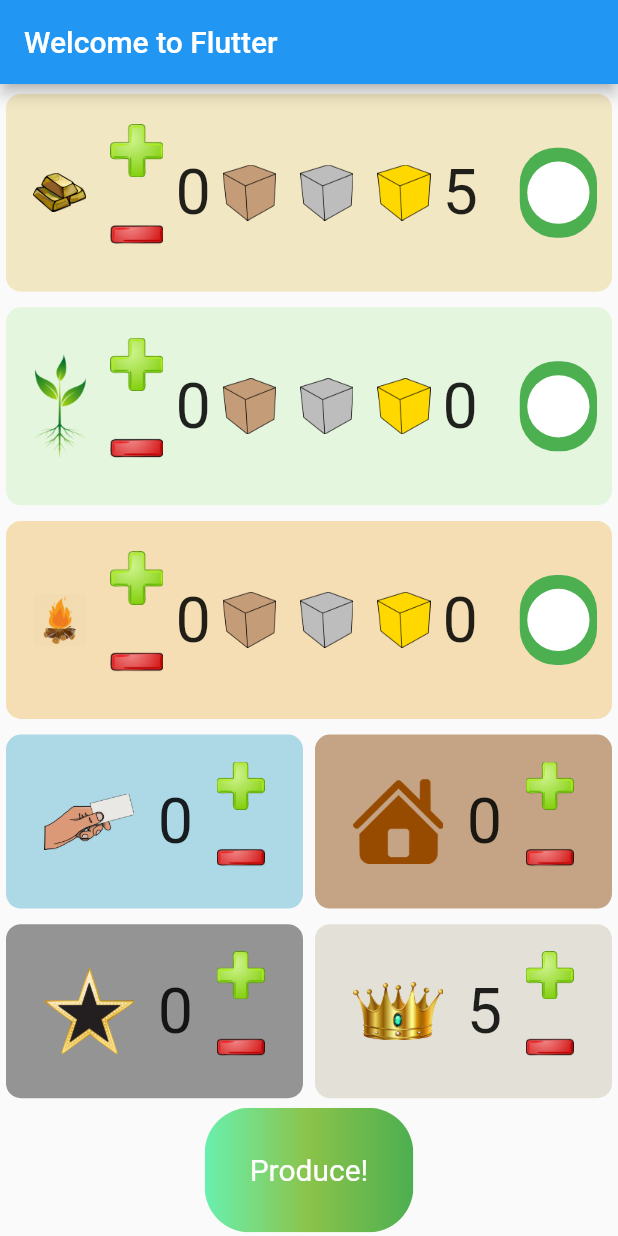
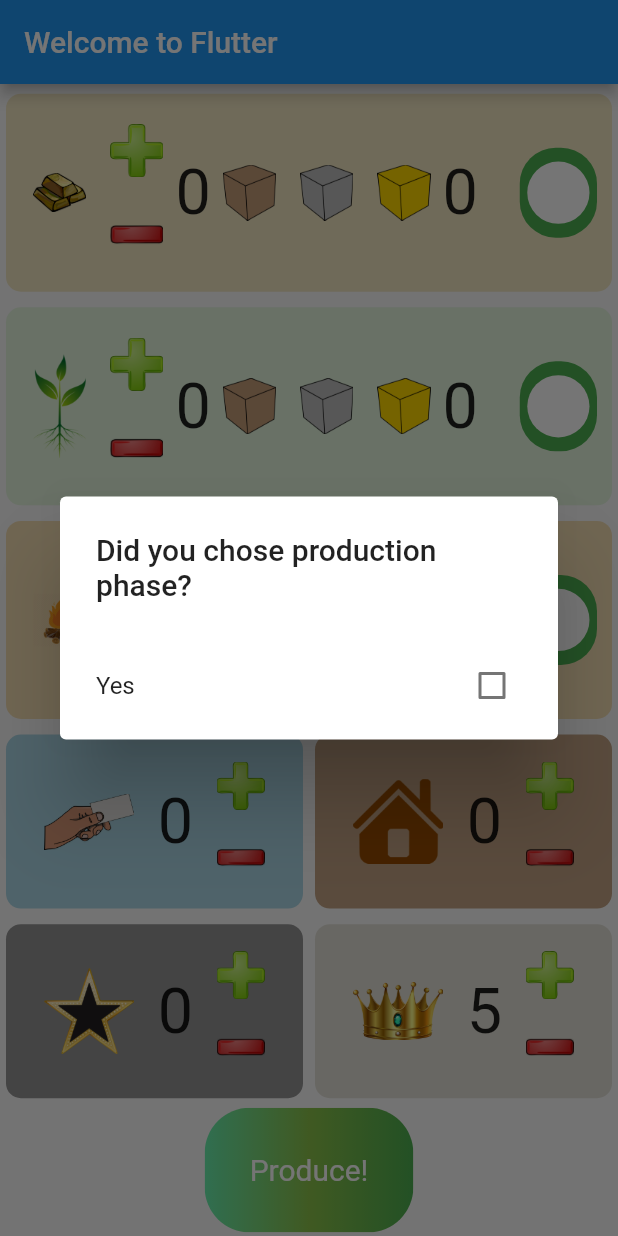
Before and after one commit to gorkememir/ares_stateful, a Flutter app: the screen it shows after launch, after a tap on "Produce!", on a phone screen of 412 x 824 dp. Run offline on Flutter 3.47's test engine with Material 2 defaults, Android fonts, the phone set to English and light mode, and no system bars; drawn by our look-alikes of flutter_switch.

Commit message:
Dialog checkbox resolved

```diff
--- a/lib/main.dart
+++ b/lib/main.dart
@@ -2,7 +2,7 @@ import 'common/resource_row_stateful.dart';
 import 'package:flutter/material.dart';
 import 'common/reg_row.dart';
 
-void main() => runApp(MyApp());
+void main() => runApp(MaterialApp(home: MyApp()));
 
 class MyApp extends StatefulWidget {
   @override
@@ -19,6 +19,7 @@ class _MyAppState extends State<MyApp> {
   RegRow steelRow = RegRow('steel', 0xffc4a484);
   RegRow titaniumRow = RegRow('titanium', 0xff949494);
   RegRow trRow = RegRow('crown', 0xffe3e1d7);
+  bool _prodSelected = false;
 
   produce() {
     setState(() {
@@ -76,7 +77,34 @@ class _MyAppState extends State<MyApp> {
                           primary: Colors.white,
                           textStyle: const TextStyle(fontSize: 20),
                         ),
-                        onPressed: produce,
+                        onPressed: () {
+                          showDialog(
+                            context: context,
+                            builder: (BuildContext context) {
+                              return StatefulBuilder(
+                                builder: (BuildContext context, StateSetter setState) {
+                                  return AlertDialog(
+                                      title: Text("Did you chose production phase?"),
+                                      actions: <Widget>[
+                                        CheckboxListTile(
+                                          title: Text("Yes"),
+                                          value: _prodSelected,
+                                          autofocus: false,
+                                          activeColor: Colors.green,
+                                          checkColor: Colors.white,
+                                          selected: _prodSelected,
+                                          onChanged: (value){
+                                            setState(() {
+                                              _prodSelected = value!;
+                                            });
+                                          },
+                                        ),
+                                      ]
+                                  );
+                                },
+                              );
+                            },
+                          );                        },
                         child: const Text('Produce!'),
                       ),
                     ],
```
